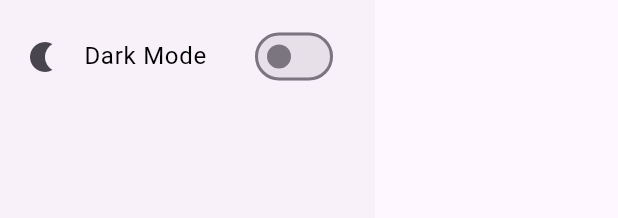
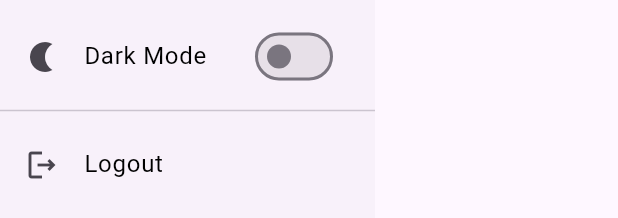
Before and after one commit to mervinkogei/Task-Manager-and-Notes-App, a Flutter app: the MyDrawer widget shown alone on an empty page, opened directly, on a phone screen of 412 x 824 dp. Shown: the part 395-613 px from the top of the screen. Run offline on Flutter 3.47's test engine with Material 3 defaults, Android fonts, the light colour scheme and no system bars; our stand-ins replace awesome_dialog, card_swiper, device_info_plus, flutter_local_notifications, google_fonts, shared_preferences and 1 more; accounts and stored records are empty.

Commit message:
refactor: Added the logout on the drawer menu

```diff
--- a/lib/Widgets/drawer.dart
+++ b/lib/Widgets/drawer.dart
@@ -1,8 +1,14 @@
+import 'package:awesome_dialog/awesome_dialog.dart';
 import 'package:flutter/material.dart';
 
 import 'package:provider/provider.dart';
 
 import '../Screens/notes/add_notes.dart';
+import '../Screens/splash_screen.dart';
+import '../helper/notification_service.dart';
+import '../providers/auth.dart';
+import '../providers/notes_provider.dart';
+import '../providers/tasks_provider.dart';
 import '../providers/user_provider.dart';
 import '../screens/tasks/add_task_screen.dart';
 
@@ -38,7 +44,8 @@ class _MyDrawerState extends State<MyDrawer> {
         child: ListView(
           padding: const EdgeInsets.all(0),
           children: [
-            DrawerHeader(
+            Expanded(
+              child: DrawerHeader(
                             padding: const EdgeInsets.all(0),
                             margin: const EdgeInsets.all(0),
                             decoration: BoxDecoration(color: themeData.primary),
@@ -67,6 +74,10 @@ class _MyDrawerState extends State<MyDrawer> {
               ],
                             ),
                           ),
+            ),
+                       Expanded(
+                         child: Column(
+                          children: [
              ListTile(
             leading: const Icon(Icons.add),
             title: Text(
@@ -118,6 +129,59 @@ class _MyDrawerState extends State<MyDrawer> {
             ),
                           ),
                           ],
+                         ),
+                       ),
+                       Divider(),
+             ListTile(
+            leading: const Icon(Icons.logout_outlined),
+            title: Text(
+              'Logout',
+              style: TextStyle(
+                color: darkTheme.isDark ? Colors.white : Colors.black,
+              ),
+            ),
+            onTap: () {
+              confirmDialog(context);
+            },
+                          ),
+
+
+
+          ],
         ));
   }
+   void confirmDialog(BuildContext context) {
+    final NotificationService notificationService = NotificationService();
+    AwesomeDialog(
+      dismissOnBackKeyPress: false,
+      dismissOnTouchOutside: false,
+      context: context,
+      dialogType: DialogType.info,
+      title: 'Logout will proceed to delete your all data!',
+      btnOkOnPress: () {
+        Navigator.of(context).pushReplacement(
+          MaterialPageRoute(
+            builder: (context) => const SplashScreen(),
+          ),
+        );
+        Navigator.of(context).pop;
+        Provider.of<TasksProvider>(context, listen: false).logout();
+        Provider.of<UserProvider>(context, listen: false).logout();
+        Provider.of<Auth>(context, listen: false).logout();
+        Provider.of<NotesProvider>(context, listen: false).logout();
+        Provider.of<UserProvider>(context, listen: false).deleteThemeData();
+        notificationService.stopAllNotification();
+      },
+      btnOkText: 'OK',
+      btnOkColor: Colors.red[300],
+      btnCancelOnPress: () {
+        Navigator.of(context).pop;
+      },
+      btnCancelText: 'NO',
+      btnCancelColor: Theme.of(context).colorScheme.primary,
+      buttonsTextStyle: const TextStyle(
+        color: Colors.white,
+      ),
+    ).show();
   }
+}
```
Lines whose indentation alone changed are shown as unchanged.
